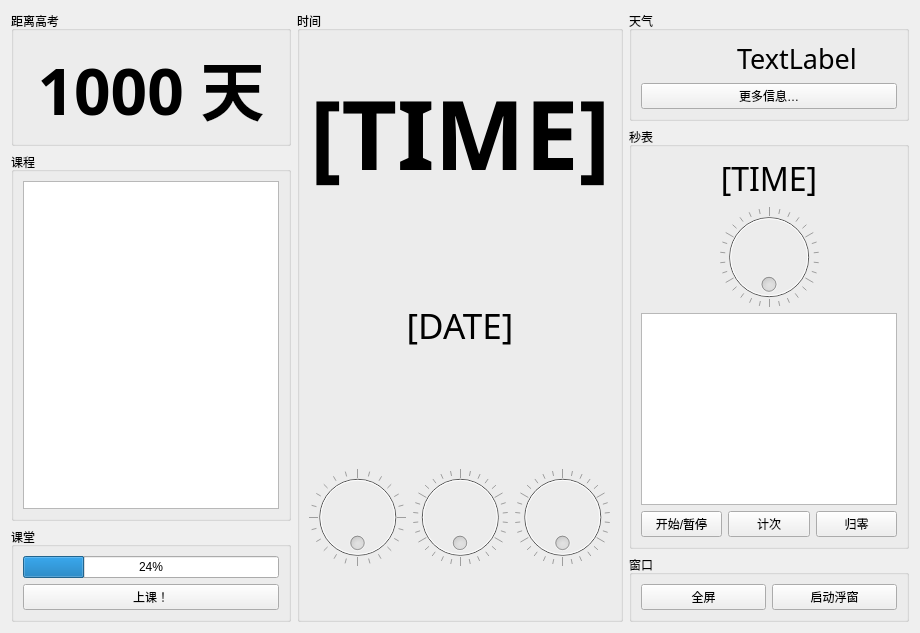
Qt form mainWindow.ui (aaaaPotato/TheWonderfulClock) before a commit.
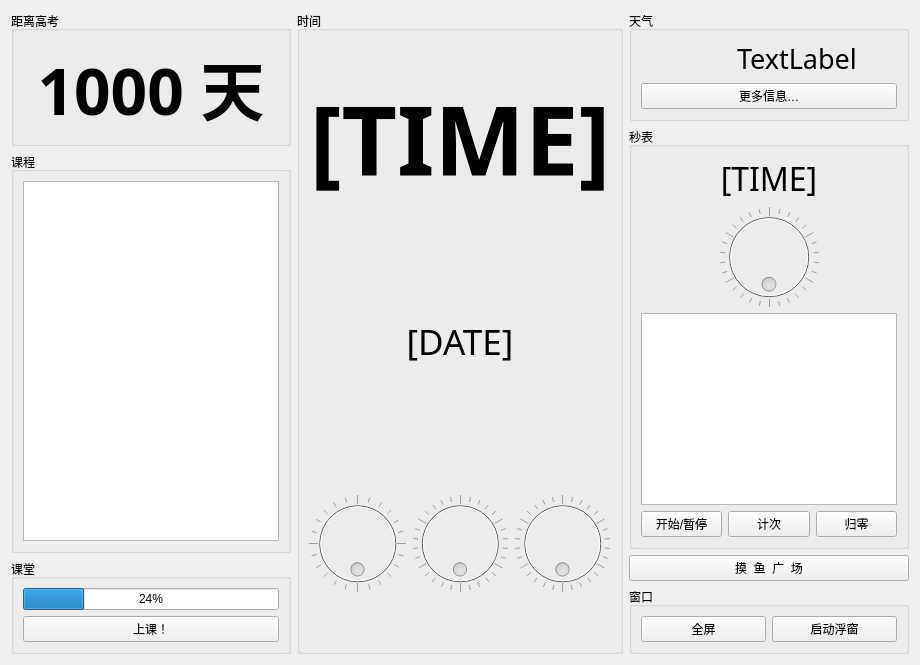
The same form after that commit. Icons and pictures are not drawn.

```diff
--- a/mainWindow.ui
+++ b/mainWindow.ui
@@ -10,7 +10,7 @@
     <x>0</x>
     <y>0</y>
     <width>920</width>
-    <height>490</height>
+    <height>642</height>
    </rect>
   </property>
   <property name="sizePolicy">
@@ -494,6 +494,16 @@
        </layout>
       </widget>
      </item>
+     <item>
+      <widget class="QPushButton" name="fsButton">
+       <property name="toolTip">
+        <string/>
+       </property>
+       <property name="text">
+        <string>摸  鱼  广  场</string>
+       </property>
+      </widget>
+     </item>
      <item>
       <widget class="QGroupBox" name="windowSettingGB">
        <property name="sizePolicy">
```
